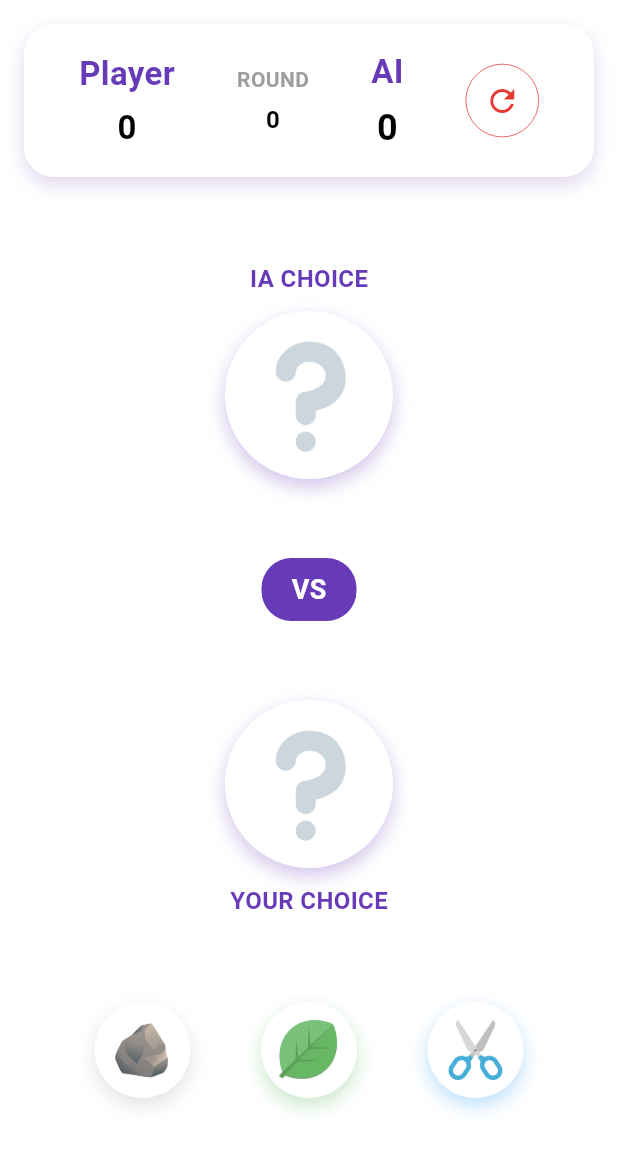
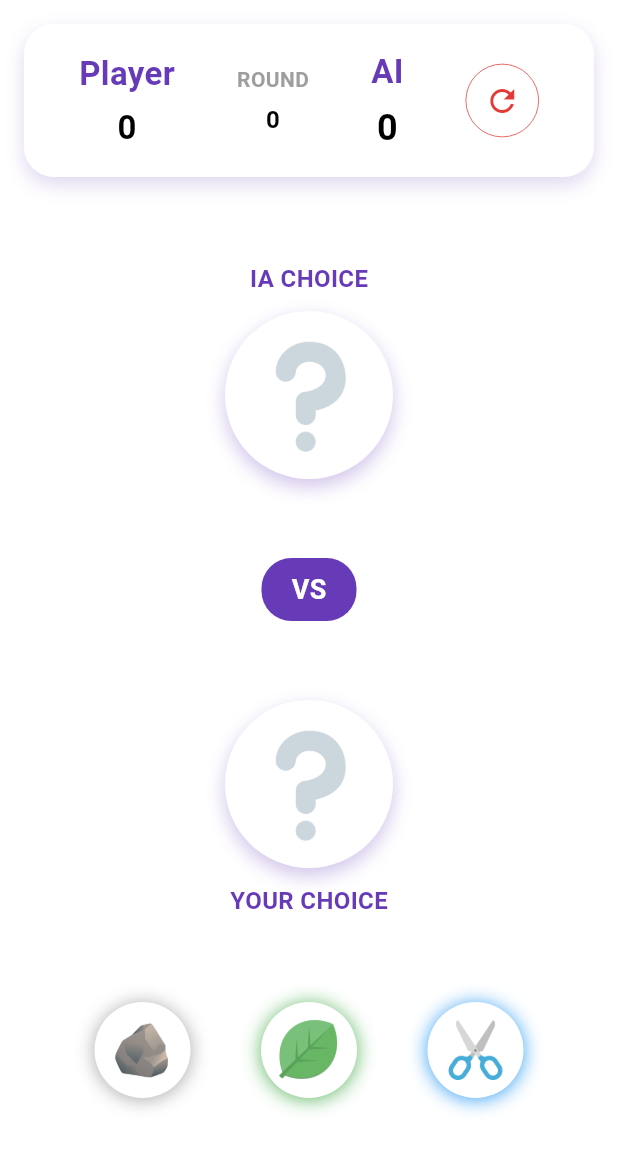
Before and after one commit to dididnk/rock_paper_scissor, a Flutter app: the screen it shows after launch, on a phone screen of 412 x 824 dp, the part 84-1236 px from its top. Run offline on Flutter 3.47's test engine with Material 3 defaults, Android fonts, the phone set to English and light mode, and no system bars.

Commit message:
custom button set

```diff
--- a/rock_leaf_scissor/lib/widgets/custom_button.dart
+++ b/rock_leaf_scissor/lib/widgets/custom_button.dart
@@ -21,13 +21,13 @@ class CustomButton extends StatelessWidget {
       child: Container(
         padding: const EdgeInsets.all(12),
         decoration: BoxDecoration(
-          color: Colors.white,
+          color: Theme.of(context).colorScheme.surface,
           shape: BoxShape.circle,
           boxShadow: [
             BoxShadow(
-              color: color.withValues(alpha: 0.3),
+              color: color.withValues(alpha: 0.9),
               blurRadius: 10,
-              offset: const Offset(0, 5),
+              offset: const Offset(0, 1),
             ),
           ],
         ),
```
